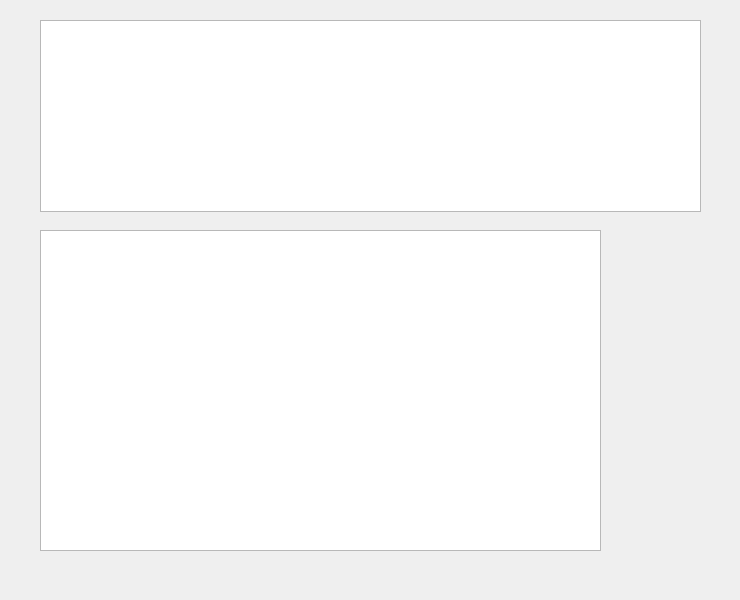
Above: lazytabsdlg.ui from sdutz/LazyTabs before the change. Below: the same form after it.
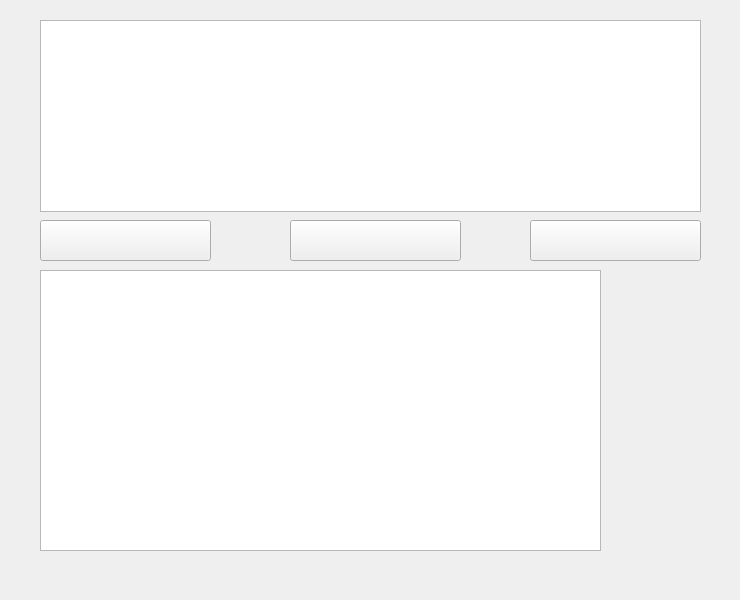
That is the form after the change. Icons and pictures are not drawn.

Commit message: Addes shift and reset

The edit to the form file:
```diff
--- a/lazytabsdlg.ui
+++ b/lazytabsdlg.ui
@@ -31,7 +31,7 @@
    <property name="geometry">
     <rect>
      <x>620</x>
-     <y>260</y>
+     <y>280</y>
      <width>80</width>
      <height>71</height>
     </rect>
@@ -60,7 +60,7 @@
    <property name="geometry">
     <rect>
      <x>620</x>
-     <y>360</y>
+     <y>380</y>
      <width>80</width>
      <height>71</height>
     </rect>
@@ -89,9 +89,9 @@
    <property name="geometry">
     <rect>
      <x>40</x>
-     <y>230</y>
+     <y>270</y>
      <width>561</width>
-     <height>321</height>
+     <height>281</height>
     </rect>
    </property>
   </widget>
@@ -99,7 +99,7 @@
    <property name="geometry">
     <rect>
      <x>620</x>
-     <y>460</y>
+     <y>480</y>
      <width>80</width>
      <height>71</height>
     </rect>
@@ -124,6 +124,54 @@
     <bool>true</bool>
    </property>
   </widget>
+  <widget class="QPushButton" name="leftShift">
+   <property name="geometry">
+    <rect>
+     <x>40</x>
+     <y>220</y>
+     <width>171</width>
+     <height>41</height>
+    </rect>
+   </property>
+   <property name="toolTip">
+    <string>Shift to left</string>
+   </property>
+   <property name="text">
+    <string/>
+   </property>
+  </widget>
+  <widget class="QPushButton" name="rightShift">
+   <property name="geometry">
+    <rect>
+     <x>530</x>
+     <y>220</y>
+     <width>171</width>
+     <height>41</height>
+    </rect>
+   </property>
+   <property name="toolTip">
+    <string>Shift to right</string>
+   </property>
+   <property name="text">
+    <string/>
+   </property>
+  </widget>
+  <widget class="QPushButton" name="reset">
+   <property name="geometry">
+    <rect>
+     <x>290</x>
+     <y>220</y>
+     <width>171</width>
+     <height>41</height>
+    </rect>
+   </property>
+   <property name="toolTip">
+    <string>Reset</string>
+   </property>
+   <property name="text">
+    <string/>
+   </property>
+  </widget>
  </widget>
  <layoutdefault spacing="6" margin="11"/>
  <resources>
```
The commit also changes 4 other files.
